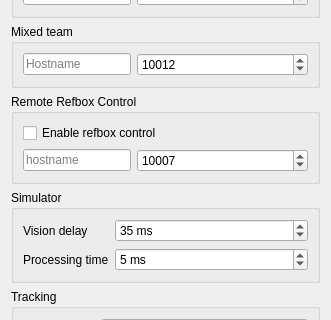
First picture: the form in src/ra/configdialog.ui, repository robotics-erlangen/framework, before the edit; both pictures show x 0 to 331 and y 251 to 571 of the 331 by 708 pixel window.
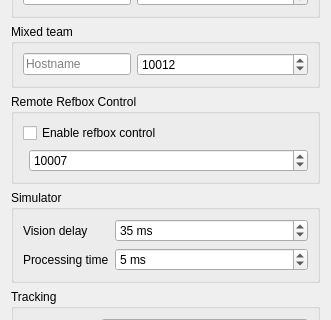
Second picture: the form after the edit.

Commit message:
Amun: auto detect refbox address for remote control connection
This is used for the autoref via the framework.
Some adaptions in the autoref code will still be necessary.

What changed in the file:
```diff
--- a/src/ra/configdialog.ui
+++ b/src/ra/configdialog.ui
@@ -235,13 +235,6 @@
         </property>
        </widget>
       </item>
-      <item row="1" column="0">
-       <widget class="QLineEdit" name="remoteHost">
-        <property name="placeholderText">
-         <string>hostname</string>
-        </property>
-       </widget>
-      </item>
       <item row="1" column="1">
        <widget class="QSpinBox" name="remotePort">
         <property name="maximum">
```
The commit also changes 6 other files.
